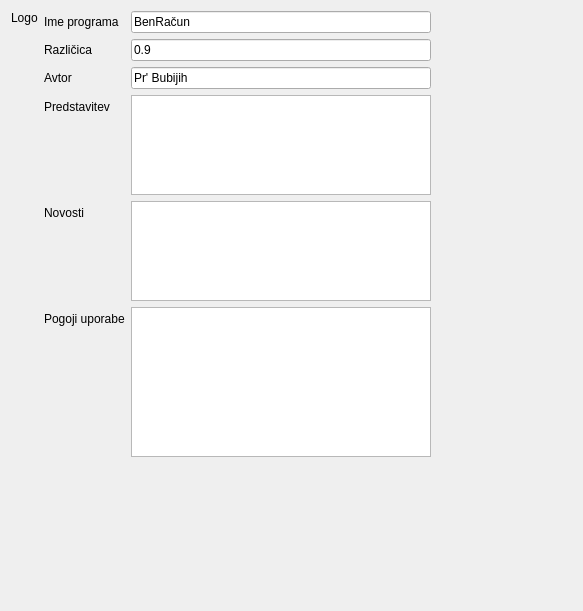
Qt form vizitka.ui (bubi-luka/BubiRacun) before a commit.
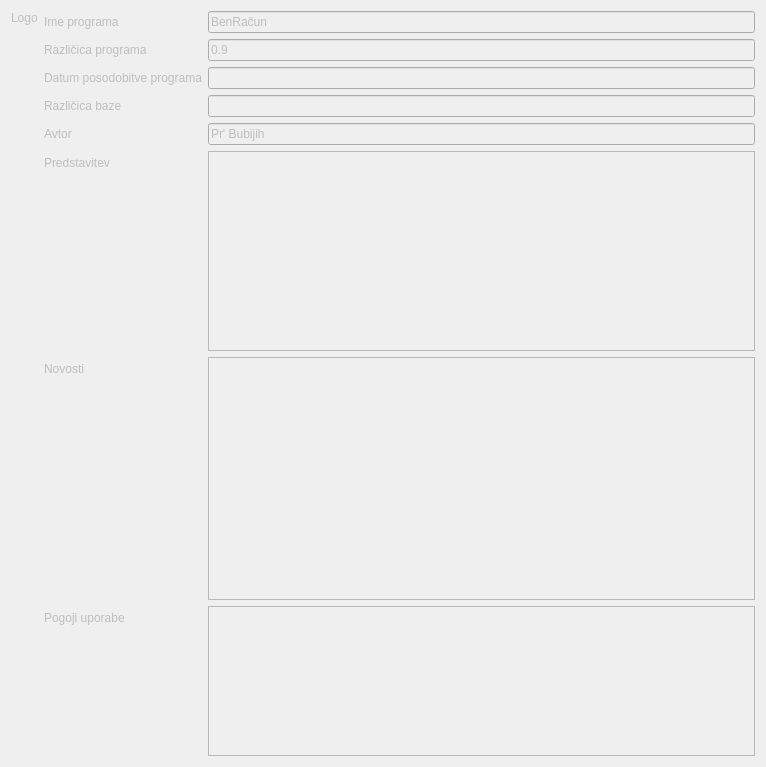
The same form after that commit.

Commit message:
USPOSOBLJENO OKNO VIZITKA
Okno oziroma dodatek Vizitka sedaj prikaže podatke o programu, ki jih
prikliče iz baze in so tako bolj točni in ažurni kot pa do sedanji,
kodirani v sami aplikaciji. Prav tako prikaže readme.txt, licence.txt in
news.txt datoteke, vsako z ustrezno vsebino.

```diff
--- a/vizitka.ui
+++ b/vizitka.ui
@@ -5,12 +5,15 @@
   <property name="windowModality">
    <enum>Qt::ApplicationModal</enum>
   </property>
+  <property name="enabled">
+   <bool>false</bool>
+  </property>
   <property name="geometry">
    <rect>
     <x>0</x>
     <y>0</y>
-    <width>583</width>
-    <height>611</height>
+    <width>766</width>
+    <height>767</height>
    </rect>
   </property>
   <property name="windowTitle">
@@ -57,32 +60,32 @@
          <item row="1" column="0">
           <widget class="QLabel" name="label_2">
            <property name="text">
-            <string>Različica</string>
+            <string>Različica programa</string>
            </property>
           </widget>
          </item>
-         <item row="2" column="0">
+         <item row="4" column="0">
           <widget class="QLabel" name="label_3">
            <property name="text">
             <string>Avtor</string>
            </property>
           </widget>
          </item>
-         <item row="5" column="0">
+         <item row="7" column="0">
           <widget class="QLabel" name="label_4">
            <property name="text">
             <string>Pogoji uporabe</string>
            </property>
           </widget>
          </item>
-         <item row="4" column="0">
+         <item row="6" column="0">
           <widget class="QLabel" name="label_5">
            <property name="text">
             <string>Novosti</string>
            </property>
           </widget>
          </item>
-         <item row="3" column="0">
+         <item row="5" column="0">
           <widget class="QLabel" name="label_6">
            <property name="text">
             <string>Predstavitev</string>
@@ -90,32 +93,44 @@
           </widget>
          </item>
          <item row="0" column="1">
-          <widget class="QLineEdit" name="lineEdit">
+          <widget class="QLineEdit" name="txt_ime_programa">
+           <property name="enabled">
+            <bool>false</bool>
+           </property>
            <property name="text">
             <string>BenRačun</string>
            </property>
           </widget>
          </item>
          <item row="1" column="1">
-          <widget class="QLineEdit" name="lineEdit_2">
+          <widget class="QLineEdit" name="txt_razlicica_programa">
+           <property name="enabled">
+            <bool>false</bool>
+           </property>
            <property name="text">
             <string>0.9</string>
            </property>
           </widget>
          </item>
-         <item row="2" column="1">
-          <widget class="QLineEdit" name="lineEdit_3">
+         <item row="4" column="1">
+          <widget class="QLineEdit" name="txt_avtor_programa">
+           <property name="enabled">
+            <bool>false</bool>
+           </property>
            <property name="text">
             <string>Pr' Bubijih</string>
            </property>
           </widget>
          </item>
-         <item row="3" column="1">
-          <widget class="QPlainTextEdit" name="plainTextEdit">
+         <item row="5" column="1">
+          <widget class="QPlainTextEdit" name="txt_predstavitev_programa">
+           <property name="enabled">
+            <bool>false</bool>
+           </property>
            <property name="minimumSize">
             <size>
              <width>300</width>
-             <height>100</height>
+             <height>200</height>
             </size>
            </property>
            <property name="maximumSize">
@@ -126,18 +141,11 @@
            </property>
           </widget>
          </item>
-         <item row="4" column="1">
-          <widget class="QTextEdit" name="textEdit">
-           <property name="maximumSize">
-            <size>
-             <width>16777215</width>
-             <height>100</height>
-            </size>
+         <item row="7" column="1">
+          <widget class="QPlainTextEdit" name="txt_pogoji_uporabe">
+           <property name="enabled">
+            <bool>false</bool>
            </property>
-          </widget>
-         </item>
-         <item row="5" column="1">
-          <widget class="QPlainTextEdit" name="plainTextEdit_2">
            <property name="maximumSize">
             <size>
              <width>16777215</width>
@@ -146,51 +154,39 @@
            </property>
           </widget>
          </item>
+         <item row="3" column="0">
+          <widget class="QLabel" name="label_7">
+           <property name="text">
+            <string>Različica baze</string>
+           </property>
+          </widget>
+         </item>
+         <item row="3" column="1">
+          <widget class="QLineEdit" name="txt_razlicica_baze">
+           <property name="enabled">
+            <bool>false</bool>
+           </property>
+          </widget>
+         </item>
+         <item row="2" column="1">
+          <widget class="QLineEdit" name="txt_datum_posodobitve_programa"/>
+         </item>
+         <item row="2" column="0">
+          <widget class="QLabel" name="label_8">
+           <property name="text">
+            <string>Datum posodobitve programa</string>
+           </property>
+          </widget>
+         </item>
+         <item row="6" column="1">
+          <widget class="QPlainTextEdit" name="txt_novosti"/>
+         </item>
         </layout>
        </item>
-       <item>
-        <spacer name="verticalSpacer_3">
-         <property name="orientation">
-          <enum>Qt::Vertical</enum>
-         </property>
-         <property name="sizeHint" stdset="0">
-          <size>
-           <width>20</width>
-           <height>40</height>
-          </size>
-         </property>
-        </spacer>
-       </item>
       </layout>
      </item>
-     <item>
-      <spacer name="horizontalSpacer_2">
-       <property name="orientation">
-        <enum>Qt::Horizontal</enum>
-       </property>
-       <property name="sizeHint" stdset="0">
-        <size>
-         <width>40</width>
-         <height>20</height>
-        </size>
-       </property>
-      </spacer>
-     </item>
     </layout>
    </item>
-   <item row="1" column="0">
-    <spacer name="verticalSpacer">
-     <property name="orientation">
-      <enum>Qt::Vertical</enum>
-     </property>
-     <property name="sizeHint" stdset="0">
-      <size>
-       <width>20</width>
-       <height>36</height>
-      </size>
-     </property>
-    </spacer>
-   </item>
   </layout>
  </widget>
  <tabstops>
```
Left out of the diff: 11 changed lines with no effect on the pictures. The commit also changes 7 other files.
